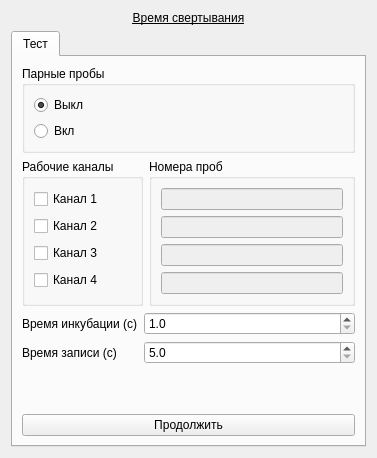
Old version of the form choisedialog/ko1.ui in the repository krang4d/Agrekola.
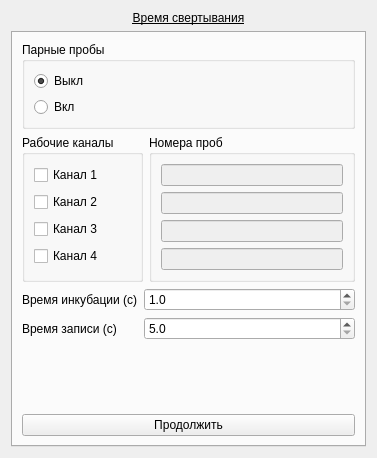
New version of the form.

```diff
--- a/choisedialog/ko1.ui
+++ b/choisedialog/ko1.ui
@@ -38,6 +38,18 @@
      <property name="currentIndex">
       <number>0</number>
      </property>
+     <property name="usesScrollButtons">
+      <bool>true</bool>
+     </property>
+     <property name="tabsClosable">
+      <bool>false</bool>
+     </property>
+     <property name="movable">
+      <bool>false</bool>
+     </property>
+     <property name="tabBarAutoHide">
+      <bool>true</bool>
+     </property>
      <widget class="QWidget" name="tab">
       <attribute name="title">
        <string>Тест</string>
```
